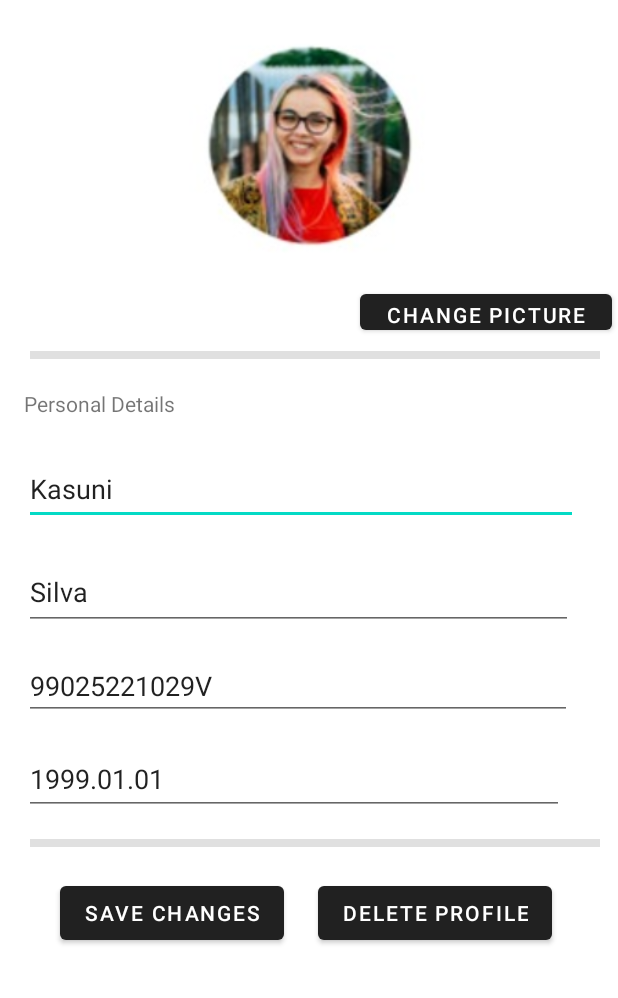
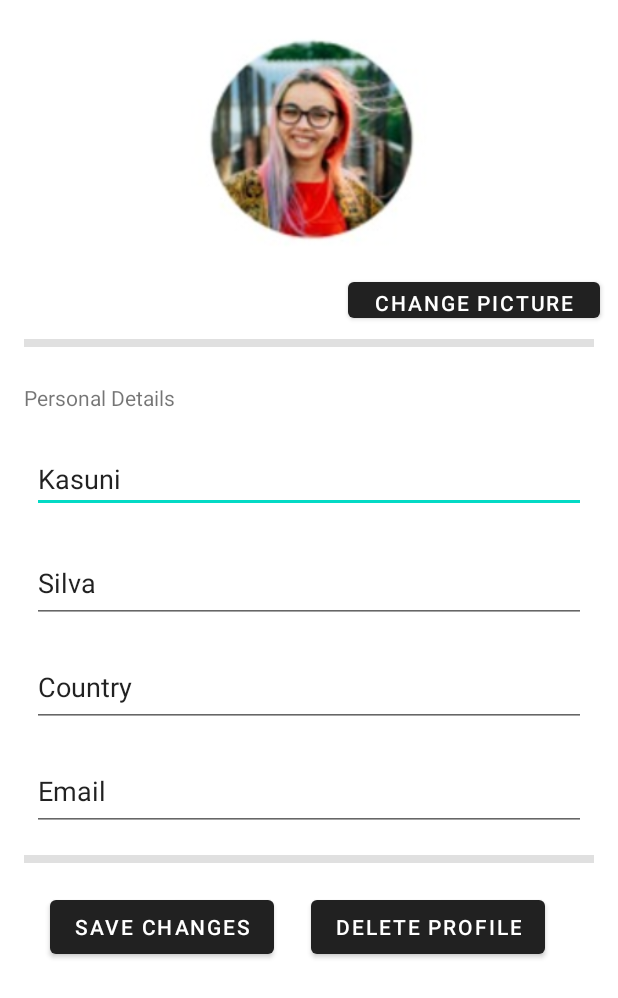
Before and after one commit to Neo87z/Doc99-Mobile-App, an Android app: the UpdatePorfile screen opened directly, with no data from a screen before it, on a phone screen of 412 x 824 dp. Shown: the top 998 px of the screen. Run offline under Robolectric (Android 15) with nearby library versions, the phone set to English and light mode, and no system bars; our stand-ins replace Firebase (no records; nobody signed in at launch, a user with empty details on screens opened directly).

Commit message:
Navigation,User Profle and User Update Integrated

```diff
--- a/app/build.gradle
+++ b/app/build.gradle
@@ -40,6 +40,7 @@ dependencies {
     implementation 'androidx.lifecycle:lifecycle-livedata-ktx:2.3.1'
     implementation 'androidx.lifecycle:lifecycle-viewmodel-ktx:2.3.1'
     implementation 'com.google.firebase:firebase-database:19.2.1'
+    implementation 'androidx.legacy:legacy-support-v4:1.0.0'
     testImplementation 'junit:junit:4.+'
     androidTestImplementation 'androidx.test.ext:junit:1.1.2'
     androidTestImplementation 'androidx.test.espresso:espresso-core:3.3.0'
--- /dev/null
+++ b/app/src/main/java/com/example/myapplication/SessionManagement/SessionMangement.java
@@ -0,0 +1,30 @@
+package com.example.myapplication.SessionManagement;
+
+import android.content.Context;
+import android.content.SharedPreferences;
+
+import com.example.myapplication.Models.User;
+
+public class SessionMangement {
+    SharedPreferences sharedPreferences;
+    SharedPreferences.Editor editor;
+    String Session_LoginID="Session";
+    String ViewKey="1";
+
+
+    public SessionMangement(Context context){
+        sharedPreferences=context.getSharedPreferences(Session_LoginID,Context.MODE_PRIVATE);
+        editor=sharedPreferences.edit();
+    }
+
+    public void SaveSession(User user){
+        String Username=user.getNIC();
+        editor.putString(Session_LoginID,Username).commit();
+
+    }
+
+    public String GetUserID(){
+        return sharedPreferences.getString(Session_LoginID,"null");
+    }
+
+}
--- a/app/src/main/java/com/example/myapplication/UpdatePorfile.java
+++ b/app/src/main/java/com/example/myapplication/UpdatePorfile.java
@@ -1,14 +1,110 @@
 package com.example.myapplication;
 
+import androidx.annotation.NonNull;
 import androidx.appcompat.app.AppCompatActivity;
 
+import android.content.Intent;
 import android.os.Bundle;
+import android.view.View;
+import android.widget.Button;
+import android.widget.EditText;
+import android.widget.Toast;
+
+import com.example.myapplication.InitialUserManagement.VerifyPin;
+import com.example.myapplication.Models.User;
+import com.example.myapplication.SessionManagement.SessionMangement;
+import com.google.firebase.database.DataSnapshot;
+import com.google.firebase.database.DatabaseError;
+import com.google.firebase.database.DatabaseReference;
+import com.google.firebase.database.FirebaseDatabase;
+import com.google.firebase.database.ValueEventListener;
 
 public class UpdatePorfile extends AppCompatActivity {
+
+    EditText Fname,Lname,Country,Email;
+    Button SaveChanges,DeleteAccount;
 
     @Override
     protected void onCreate(Bundle savedInstanceState) {
         super.onCreate(savedInstanceState);
         setContentView(R.layout.activity_update_porfile);
+        Fname=findViewById(R.id.editTextTextPersonName5);
+        Lname=findViewById(R.id.editTextTextPersonName6);
+        Country=findViewById(R.id.editTextTextPersonName8);
+        Email=findViewById(R.id.editTextTextPersonName7);
+        SaveChanges=findViewById(R.id.button6);
+        DeleteAccount=findViewById(R.id.button5);
+        GetUserDetails();
+        SaveChanges.setOnClickListener(new View.OnClickListener() {
+            @Override
+            public void onClick(View view) {
+                SaveAccountDetails();
+            }
+        });
+    }
+
+    public void SaveAccountDetails(){
+        Fname=findViewById(R.id.editTextTextPersonName5);
+        Lname=findViewById(R.id.editTextTextPersonName6);
+        Country=findViewById(R.id.editTextTextPersonName8);
+        Email=findViewById(R.id.editTextTextPersonName7);
+        SessionMangement s1= new SessionMangement(getApplicationContext());
+        DatabaseReference ReadRef= FirebaseDatabase.getInstance().getReference().child("User").child(s1.GetUserID());
+        ReadRef.addListenerForSingleValueEvent(new ValueEventListener() {
+            @Override
+            public void onDataChange(@NonNull DataSnapshot dataSnapshot) {
+                if(dataSnapshot.hasChildren()){
+                    try{
+                        User NewUSer= new User();
+                        NewUSer.setPassword(dataSnapshot.child("password").getValue().toString());
+                        NewUSer.setNIC( dataSnapshot.child("nic").getValue().toString());
+                        NewUSer.setSex( dataSnapshot.child("sex").getValue().toString());
+                        NewUSer.setCountry( Country.getText().toString());
+                        NewUSer.setEmail(  Email.getText().toString());
+                        NewUSer.setFirstName( Fname.getText().toString());
+                        NewUSer.setLastName( Lname.getText().toString());
+                        DatabaseReference updateref= FirebaseDatabase.getInstance().getReference().child("User").child(s1.GetUserID());
+                        updateref.setValue(NewUSer);
+                        Toast.makeText(getApplicationContext(),"User Data Changed", Toast.LENGTH_SHORT).show();
+                        Intent i1 = new Intent(getApplicationContext(), MainHome.class);
+
+                        startActivity(i1);
+                    }catch (Exception e){
+                        Toast.makeText(getApplicationContext(),e.toString(), Toast.LENGTH_SHORT).show();
+                    }
+                }
+            }
+            @Override
+            public void onCancelled(@NonNull DatabaseError databaseError) {
+
+            }
+        });
+
+    }
+
+    public  void GetUserDetails(){
+        SessionMangement s1= new SessionMangement(getApplicationContext());
+        DatabaseReference readRef= FirebaseDatabase.getInstance().getReference().child("User").child(s1.GetUserID());
+        try{
+            readRef.addListenerForSingleValueEvent(new ValueEventListener() {
+                @Override
+                public void onDataChange(@NonNull DataSnapshot dataSnapshot) {
+                    if(dataSnapshot.hasChildren()){
+                        Fname.setText(dataSnapshot.child("firstName").getValue().toString());
+                        Lname.setText(dataSnapshot.child("lastName").getValue().toString());
+                        Country.setText(dataSnapshot.child("country").getValue().toString());
+                        Email.setText(dataSnapshot.child("email").getValue().toString());
+                    }
+                }
+
+                @Override
+                public void onCancelled(@NonNull DatabaseError databaseError) {
+
+                }
+            });
+
+        }catch (Exception e){
+            Toast.makeText(getApplicationContext(),e.toString(), Toast.LENGTH_SHORT).show();
+        }
     }
 }
--- a/app/src/main/res/layout/activity_update_porfile.xml
+++ b/app/src/main/res/layout/activity_update_porfile.xml
@@ -10,9 +10,9 @@
         android:id="@+id/imageView4"
         android:layout_width="158dp"
         android:layout_height="174dp"
-        android:layout_marginTop="4dp"
-        android:layout_marginEnd="128dp"
         app:layout_constraintEnd_toEndOf="parent"
+        app:layout_constraintHorizontal_bias="0.5"
+        app:layout_constraintStart_toStartOf="parent"
         app:layout_constraintTop_toTopOf="parent"
         app:srcCompat="@drawable/pro" />
 
@@ -20,11 +20,12 @@
         android:id="@+id/button4"
         android:layout_width="168dp"
         android:layout_height="36dp"
-        android:layout_marginTop="12dp"
-        android:layout_marginEnd="4dp"
+        android:layout_marginTop="8dp"
         android:text="Change Picture"
         android:theme="@style/Theme.AppCompat"
         app:layout_constraintEnd_toEndOf="parent"
+        app:layout_constraintHorizontal_bias="0.95"
+        app:layout_constraintStart_toStartOf="parent"
         app:layout_constraintTop_toBottomOf="@+id/imageView4" />
 
     <View
@@ -32,66 +33,71 @@
         android:layout_width="380dp"
         android:layout_height="5dp"
         android:layout_marginTop="8dp"
-        android:layout_marginEnd="12dp"
         android:background="?android:attr/listDivider"
         app:layout_constraintEnd_toEndOf="parent"
+        app:layout_constraintStart_toStartOf="parent"
         app:layout_constraintTop_toBottomOf="@+id/button4" />
 
     <TextView
         android:id="@+id/textView5"
         android:layout_width="wrap_content"
         android:layout_height="wrap_content"
-        android:layout_marginStart="16dp"
-        android:layout_marginTop="20dp"
+        android:layout_marginTop="24dp"
         android:text="Personal Details"
+        app:layout_constraintEnd_toEndOf="parent"
+        app:layout_constraintHorizontal_bias="0.051"
         app:layout_constraintStart_toStartOf="parent"
         app:layout_constraintTop_toBottomOf="@+id/divider" />
 
     <EditText
         android:id="@+id/editTextTextPersonName5"
         android:layout_width="369dp"
-        android:layout_height="47dp"
-        android:layout_marginStart="16dp"
+        android:layout_height="43dp"
         android:layout_marginTop="24dp"
         android:ems="10"
         android:inputType="textPersonName"
         android:text="Kasuni"
+        app:layout_constraintEnd_toEndOf="parent"
+        app:layout_constraintHorizontal_bias="0.5"
         app:layout_constraintStart_toStartOf="parent"
         app:layout_constraintTop_toBottomOf="@+id/textView5" />
 
     <EditText
         android:id="@+id/editTextTextPersonName6"
-        android:layout_width="366dp"
-        android:layout_height="50dp"
-        android:layout_marginStart="16dp"
+        android:layout_width="369dp"
+        android:layout_height="53dp"
         android:layout_marginTop="20dp"
         android:ems="10"
         android:inputType="textPersonName"
         android:text="Silva"
+        app:layout_constraintEnd_toEndOf="parent"
+        app:layout_constraintHorizontal_bias="0.5"
         app:layout_constraintStart_toStartOf="parent"
         app:layout_constraintTop_toBottomOf="@+id/editTextTextPersonName5" />
 
     <EditText
         android:id="@+id/editTextTextPersonName7"
-        android:layout_width="360dp"
-        android:layout_height="47dp"
-        android:layout_marginStart="16dp"
+        android:layout_width="369dp"
+        android:layout_height="53dp"
         android:layout_marginTop="16dp"
         android:ems="10"
         android:inputType="textPersonName"
-        android:text="1999.01.01"
+        android:text="Email"
+        app:layout_constraintEnd_toEndOf="parent"
+        app:layout_constraintHorizontal_bias="0.5"
         app:layout_constraintStart_toStartOf="parent"
         app:layout_constraintTop_toBottomOf="@+id/editTextTextPersonName8" />
 
     <EditText
         android:id="@+id/editTextTextPersonName8"
-        android:layout_width="365dp"
-        android:layout_height="44dp"
-        android:layout_marginStart="16dp"
+        android:layout_width="369dp"
+        android:layout_height="53dp"
         android:layout_marginTop="16dp"
         android:ems="10"
         android:inputType="textPersonName"
-        android:text="99025221029V"
+        android:text="Country"
+        app:layout_constraintEnd_toEndOf="parent"
+        app:layout_constraintHorizontal_bias="0.5"
         app:layout_constraintStart_toStartOf="parent"
         app:layout_constraintTop_toBottomOf="@+id/editTextTextPersonName6" />
 
@@ -99,31 +105,33 @@
         android:id="@+id/button5"
         android:layout_width="wrap_content"
         android:layout_height="wrap_content"
-        android:layout_marginTop="20dp"
-        android:layout_marginEnd="44dp"
+        android:layout_marginTop="40dp"
         android:text="Delete Profile"
         android:theme="@style/Theme.AppCompat"
         app:layout_constraintEnd_toEndOf="parent"
-        app:layout_constraintTop_toBottomOf="@+id/divider2" />
+        app:layout_constraintHorizontal_bias="0.811"
+        app:layout_constraintStart_toStartOf="parent"
+        app:layout_constraintTop_toBottomOf="@+id/editTextTextPersonName7" />
 
     <Button
         android:id="@+id/button6"
         android:layout_width="wrap_content"
         android:layout_height="wrap_content"
-        android:layout_marginStart="40dp"
-        android:layout_marginTop="20dp"
+        android:layout_marginTop="40dp"
         android:text="Save Changes"
         android:theme="@style/Theme.AppCompat"
+        app:layout_constraintEnd_toEndOf="parent"
+        app:layout_constraintHorizontal_bias="0.126"
         app:layout_constraintStart_toStartOf="parent"
-        app:layout_constraintTop_toBottomOf="@+id/divider2" />
+        app:layout_constraintTop_toBottomOf="@+id/editTextTextPersonName7" />
 
     <View
         android:id="@+id/divider2"
         android:layout_width="380dp"
         android:layout_height="5dp"
         android:layout_marginTop="16dp"
-        android:layout_marginEnd="12dp"
         android:background="?android:attr/listDivider"
         app:layout_constraintEnd_toEndOf="parent"
+        app:layout_constraintStart_toStartOf="parent"
         app:layout_constraintTop_toBottomOf="@+id/editTextTextPersonName7" />
 </androidx.constraintlayout.widget.ConstraintLayout>
--- a/app/src/main/res/values/strings.xml
+++ b/app/src/main/res/values/strings.xml
@@ -9,4 +9,6 @@
     <string name="invalid_username">Not a valid username</string>
     <string name="invalid_password">Password must be >5 characters</string>
     <string name="login_failed">"Login failed"</string>
+    <!-- TODO: Remove or change this placeholder text -->
+    <string name="hello_blank_fragment">Hello blank fragment</string>
 </resources>
```
Also changed, not shown: app/src/main/AndroidManifest.xml (+6 -1 lines), app/src/main/java/com/example/myapplication/HomeFragment.java (added, +29 -0 lines), app/src/main/java/com/example/myapplication/InitialUserManagement/MainActivity.java (+25 -1 lines), app/src/main/java/com/example/myapplication/MainHome.java (added, +49 -0 lines), app/src/main/java/com/example/myapplication/ProfileFragment.java (added, +79 -0 lines), app/src/main/java/com/example/myapplication/SettingsFragment.java (added, +33 -0 lines), app/src/main/res/drawable/ic_baseline_drag_indicator_24.xml (added, +10 -0 lines), app/src/main/res/layout/activity_main_home.xml (added, +33 -0 lines), app/src/main/res/layout/fragment_home.xml (added, +14 -0 lines), app/src/main/res/layout/fragment_profile.xml (added, +88 -0 lines), app/src/main/res/layout/fragment_settings.xml (added, +14 -0 lines), app/src/main/res/menu/bottom_navigation.xml (added, +18 -0 lines).
